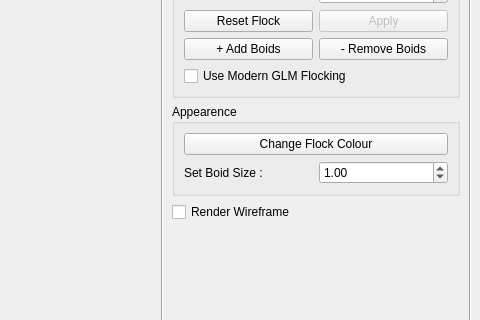
This is ui/mainwindow.ui in timecop84/flocking_system as Qt 5 draws it before an edit; both pictures show x 800 to 1280 and y 96 to 416 of the 1280 by 720 pixel window. The edited form follows.
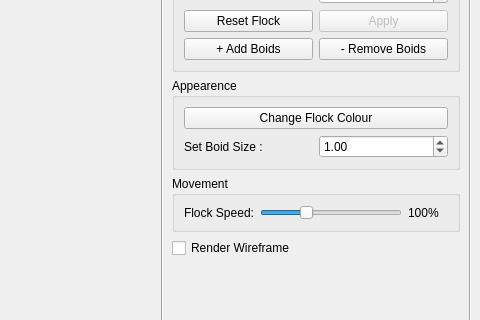
This is the edited form.

Commit message: Major visual improvements and speed control

```diff
--- a/ui/mainwindow.ui
+++ b/ui/mainwindow.ui
@@ -145,22 +145,6 @@
              </property>
             </widget>
            </item>
-           <item row="4" column="1" colspan="2">
-            <widget class="QCheckBox" name="m_useModernUpdate">
-             <property name="toolTip">
-              <string>Toggle between legacy and modern GLM-based flocking algorithms</string>
-             </property>
-             <property name="statusTip">
-              <string>Use modern GLM-based flocking calculations instead of legacy system</string>
-             </property>
-             <property name="text">
-              <string>Use Modern GLM Flocking</string>
-             </property>
-             <property name="checked">
-              <bool>false</bool>
-             </property>
-            </widget>
-           </item>
           </layout>
          </widget>
         </item>
@@ -218,6 +202,60 @@
           </layout>
          </widget>
         </item>
+        <item>
+         <widget class="QGroupBox" name="groupBox_4">
+          <property name="title">
+           <string>Movement</string>
+          </property>
+          <layout class="QGridLayout" name="gridLayout_4">
+           <item row="0" column="0">
+            <widget class="QLabel" name="label_4">
+             <property name="text">
+              <string>Flock Speed:</string>
+             </property>
+             <property name="buddy">
+              <cstring>m_flockSpeedSlider</cstring>
+             </property>
+            </widget>
+           </item>
+           <item row="0" column="1">
+            <widget class="QSlider" name="m_flockSpeedSlider">
+             <property name="toolTip">
+              <string>Controls how fast the flock moves</string>
+             </property>
+             <property name="statusTip">
+              <string>Controls how fast the flock moves</string>
+             </property>
+             <property name="minimum">
+              <number>10</number>
+             </property>
+             <property name="maximum">
+              <number>300</number>
+             </property>
+             <property name="value">
+              <number>100</number>
+             </property>
+             <property name="orientation">
+              <enum>Qt::Horizontal</enum>
+             </property>
+            </widget>
+           </item>
+           <item row="0" column="2">
+            <widget class="QLabel" name="m_flockSpeedLabel">
+             <property name="text">
+              <string>100%</string>
+             </property>
+             <property name="minimumSize">
+              <size>
+               <width>40</width>
+               <height>0</height>
+              </size>
+             </property>
+            </widget>
+           </item>
+          </layout>
+         </widget>
+        </item>
         <item>
          <widget class="QCheckBox" name="m_renderFlockWireframe">
           <property name="toolTip">
```
The commit also changes 65 other files.
